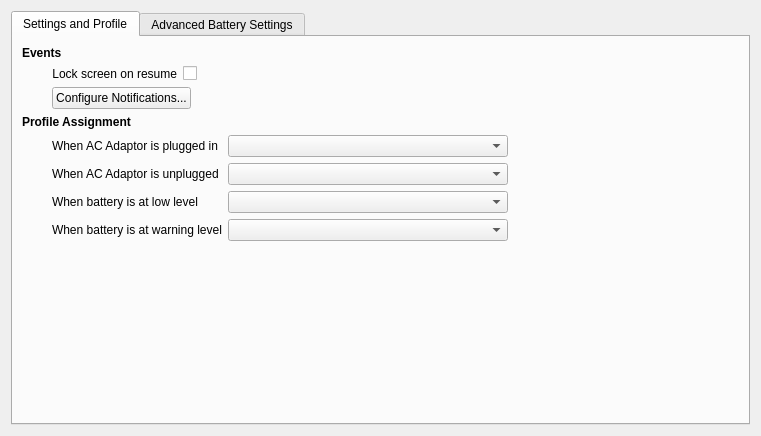
First picture: the form in kcmodule/generalPage.ui, repository KDE/powerdevil, before the edit.
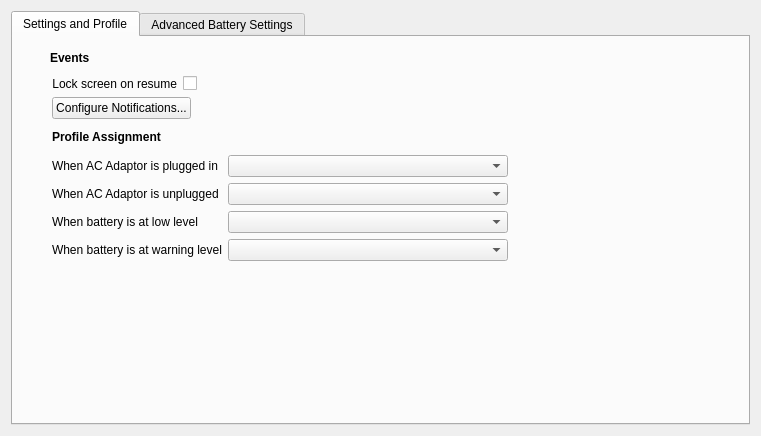
Second picture: the form after the edit. Custom widgets are drawn as their Qt base class.

Patch:
```diff
--- a/kcmodule/generalPage.ui
+++ b/kcmodule/generalPage.ui
@@ -22,12 +22,38 @@
       </attribute>
       <layout class="QVBoxLayout" name="verticalLayout">
        <item>
+        <layout class="QHBoxLayout" name="horizontalLayout_3">
+         <property name="spacing">
+          <number>4</number>
+         </property>
+         <item>
+          <widget class="QLabel" name="eventsIconLabel">
+           <property name="minimumSize">
+            <size>
+             <width>24</width>
+             <height>24</height>
+            </size>
+           </property>
+           <property name="maximumSize">
+            <size>
+             <width>16</width>
+             <height>16777215</height>
+            </size>
+           </property>
+           <property name="text">
+            <string/>
+           </property>
+          </widget>
+         </item>
+         <item>
         <widget class="QLabel" name="label">
          <property name="text">
           <string>&lt;b&gt;Events&lt;/b&gt;</string>
          </property>
         </widget>
        </item>
+        </layout>
+       </item>
        <item>
         <layout class="QFormLayout" name="formLayout_4">
          <property name="leftMargin">
@@ -101,6 +127,27 @@
         </layout>
        </item>
        <item>
+        <layout class="QHBoxLayout" name="horizontalLayout">
+         <item>
+          <widget class="QLabel" name="profileIconLabel">
+           <property name="minimumSize">
+            <size>
+             <width>24</width>
+             <height>24</height>
+            </size>
+           </property>
+           <property name="maximumSize">
+            <size>
+             <width>24</width>
+             <height>24</height>
+            </size>
+           </property>
+           <property name="text">
+            <string/>
+           </property>
+          </widget>
+         </item>
+         <item>
         <widget class="QLabel" name="label_2">
          <property name="text">
           <string>&lt;!DOCTYPE HTML PUBLIC &quot;-//W3C//DTD HTML 4.0//EN&quot; &quot;http://www.w3.org/TR/REC-html40/strict.dtd&quot;&gt;
@@ -110,6 +157,8 @@
 &lt;p style=&quot; margin-top:0px; margin-bottom:0px; margin-left:0px; margin-right:0px; -qt-block-indent:0; text-indent:0px;&quot;&gt;&lt;span style=&quot; font-weight:600;&quot;&gt;Profile Assignment&lt;/span&gt;&lt;/p&gt;&lt;/body&gt;&lt;/html&gt;</string>
          </property>
         </widget>
+         </item>
+        </layout>
        </item>
        <item>
         <layout class="QFormLayout" name="formLayout_3">
```
Lines whose indentation alone changed are shown as unchanged.
